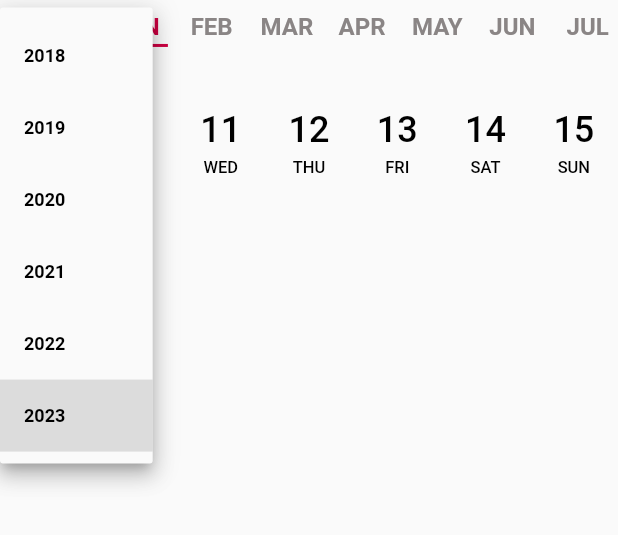
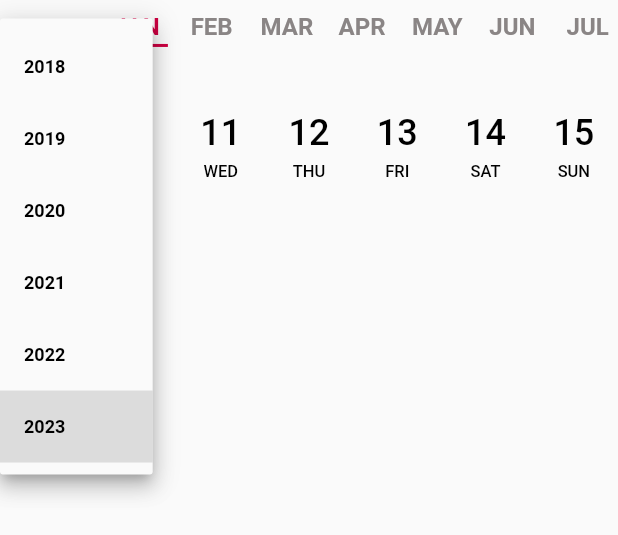
Before and after one commit to thashi85/LMS, a Flutter app: the SlidingDatePicker widget shown alone on an empty page, opened directly, after a tap on an icon or button, on a phone screen of 412 x 824 dp. Shown: the top 535 px of the screen. Run offline on Flutter 3.47's test engine with Material 2 defaults, Android fonts, the phone set to English and light mode, and no system bars; drawn by our look-alikes of overlay_support; our stand-ins replace animated_text_kit, firebase_core, firebase_messaging, flutter_html, get, google_fonts and 1 more; accounts and stored records are empty; network calls fail.

```diff
--- a/lib/ui/widgets/month_menu.dart
+++ b/lib/ui/widgets/month_menu.dart
@@ -8,6 +8,7 @@ import '../../utils/app_dimensions.dart';
 
 class MonthMenu extends StatelessWidget {
   final double width;
+  final double height;
   final Function? onDateChange;
   int? selectedIndex;
 
@@ -19,7 +20,7 @@ class MonthMenu extends StatelessWidget {
   ];
   // By default our first item will be selected
 
-  MonthMenu({Key? key,required this.width, this.selectedIndex,this.onDateChange}) : super(key: key){
+  MonthMenu({Key? key,required this.width,required this.height, this.selectedIndex,this.onDateChange}) : super(key: key){
        // selectedIndex=selectedIndex ?? DateTime.now().month-1;
        if(selectedIndex!=null){
         _scrollController=ScrollController(initialScrollOffset:(width/6)*selectedIndex!);
@@ -32,11 +33,11 @@ class MonthMenu extends StatelessWidget {
 
   @override
   Widget build(BuildContext context) {
-
+   // var _h = _dimension.getSafeBlockSizeVertical(context);
     return Padding(
       padding: EdgeInsets.symmetric(vertical: AppDimensions.safeBlockMinUnit*2),
       child: SizedBox(
-        height: 30,
+        height:height,
         child: ListView.builder(
           scrollDirection: Axis.horizontal,
           controller:_scrollController ,
--- a/lib/ui/widgets/sliding_datepicker.dart
+++ b/lib/ui/widgets/sliding_datepicker.dart
@@ -36,10 +36,10 @@ class SlidingDatePicker extends StatelessWidget {
       children: [
          Row(
               mainAxisAlignment: MainAxisAlignment.spaceBetween,
-              crossAxisAlignment: CrossAxisAlignment.center,
+              crossAxisAlignment: CrossAxisAlignment.start,
               children: [
               _yearSelectionContent(_w, context),
-              Expanded(child: MonthMenu(width:  _w*73,selectedIndex:_studentController.selectedMonth?? DateTime.now().month-1,onDateChange: onDateChange))
+              Expanded(child: MonthMenu(width:  _w*73,height: 32,selectedIndex:_studentController.selectedMonth?? DateTime.now().month-1,onDateChange: onDateChange))
               ]),
 
             Visibility(
@@ -81,7 +81,7 @@ class SlidingDatePicker extends StatelessWidget {
     return Container(
                     width: _w*16,
                    // margin: EdgeInsets.only(top: 0),
-                    padding: EdgeInsets.only(left: _w,bottom:AppDimensions.safeBlockMinUnit*3),
+                    padding: EdgeInsets.only(left: _w,bottom:AppDimensions.safeBlockMinUnit*3,  top: AppDimensions.safeBlockMinUnit*3),
                     child: DropdownButton<String>(
                           focusColor:Colors.white,
                           value:(_studentController.selectedYear??_currentYear).toString(),
--- a/pubspec.yaml
+++ b/pubspec.yaml
@@ -51,7 +51,7 @@ dependencies:
   overlay_support: ^1.2.1
   cloud_firestore_web: ^3.2.1
   firebase_core: ^2.4.1
-  flutter_local_notifications: ^5.0.0
+
 
 dev_dependencies:
   flutter_test:
```
Also changed, not shown: 2 other files.
